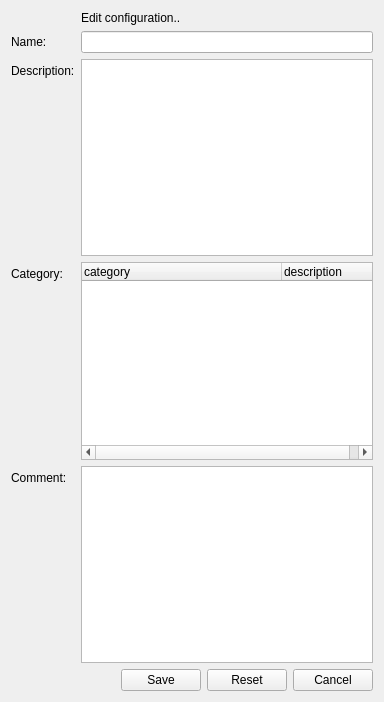
The window that client/forms/configuration_edit.ui (Wolframe/configurator) describes before a commit, drawn with Qt 5.
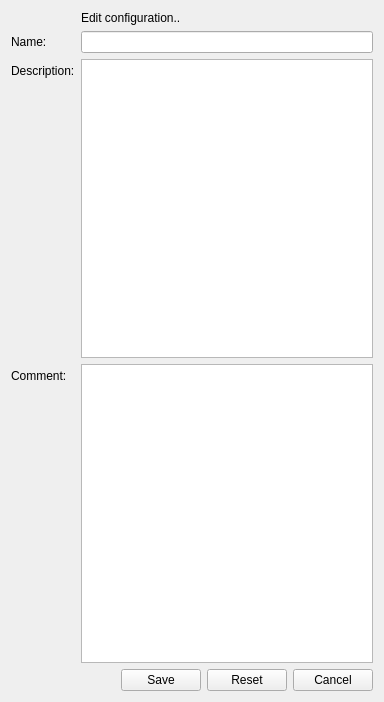
The same window after the commit.

Patch:
```diff
--- a/client/forms/configuration_edit.ui
+++ b/client/forms/configuration_edit.ui
@@ -69,52 +69,7 @@
    <item row="2" column="1">
     <widget class="QPlainTextEdit" name="description"/>
    </item>
-   <item row="3" column="0">
-    <widget class="QLabel" name="label_category">
-     <property name="text">
-      <string>Category:</string>
-     </property>
-     <property name="buddy">
-      <cstring>category</cstring>
-     </property>
-    </widget>
-   </item>
-   <item row="3" column="1">
-    <widget class="QTreeWidget" name="category">
-     <property name="selectionMode">
-      <enum>QAbstractItemView::SingleSelection</enum>
-     </property>
-     <property name="headerHidden">
-      <bool>false</bool>
-     </property>
-     <property name="expandsOnDoubleClick">
-      <bool>false</bool>
-     </property>
-     <property name="doctype" stdset="0">
-      <string>CategoryHierarchyRequest.simpleform</string>
-     </property>
-     <property name="rootelement" stdset="0">
-      <string>category</string>
-     </property>
-     <property name="action" stdset="0">
-      <string notr="true">read</string>
-     </property>
-     <attribute name="headerDefaultSectionSize">
-      <number>200</number>
-     </attribute>
-     <column>
-      <property name="text">
-       <string>category</string>
-      </property>
-     </column>
-     <column>
-      <property name="text">
-       <string>description</string>
-      </property>
-     </column>
-    </widget>
-   </item>
-   <item row="5" column="0">
+   <item row="4" column="0">
     <widget class="QLabel" name="label_description">
      <property name="text">
       <string>Comment:</string>
@@ -124,7 +79,7 @@
      </property>
     </widget>
    </item>
-   <item row="5" column="1">
+   <item row="4" column="1">
     <widget class="QPlainTextEdit" name="comment"/>
    </item>
    <item row="8" column="1">
```
Left out of the diff: 9 changed lines with no effect on the pictures.
